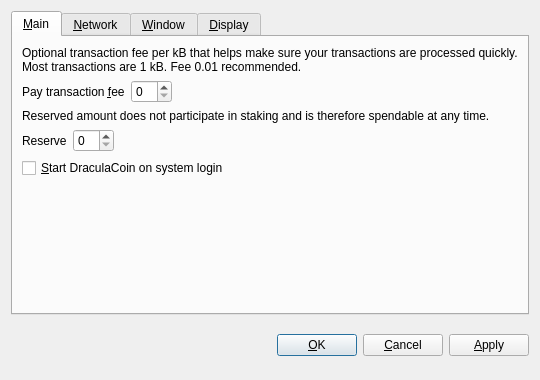
Qt form src/qt/forms/optionsdialog.ui (dracula2017/btcb) before a commit.
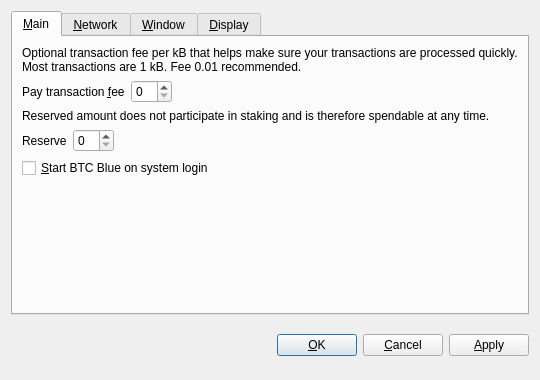
The same form after that commit. Custom widgets are drawn as their Qt base class.

Commit message: Rebrand to Bitcoin Blue

What changed in the file:
```diff
--- a/src/qt/forms/optionsdialog.ui
+++ b/src/qt/forms/optionsdialog.ui
@@ -128,7 +128,7 @@
           <string>Automatically start DraculaCoin after logging in to the system.</string>
          </property>
          <property name="text">
-          <string>&amp;Start DraculaCoin on system login</string>
+          <string>&amp;Start BTC Blue on system login</string>
          </property>
         </widget>
        </item>
```
Left out of the diff: 8 changed lines with no effect on the pictures. The commit also changes 129 other files.
